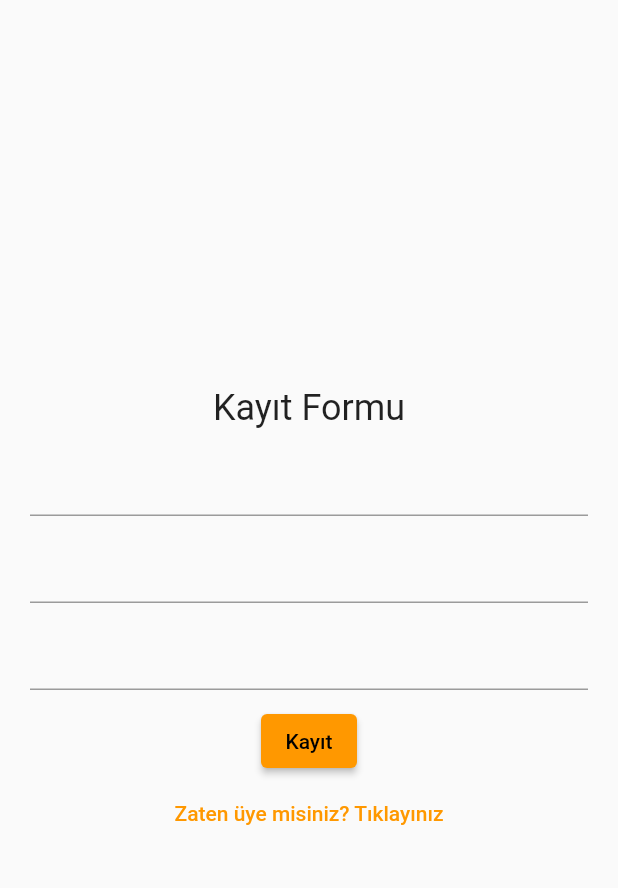
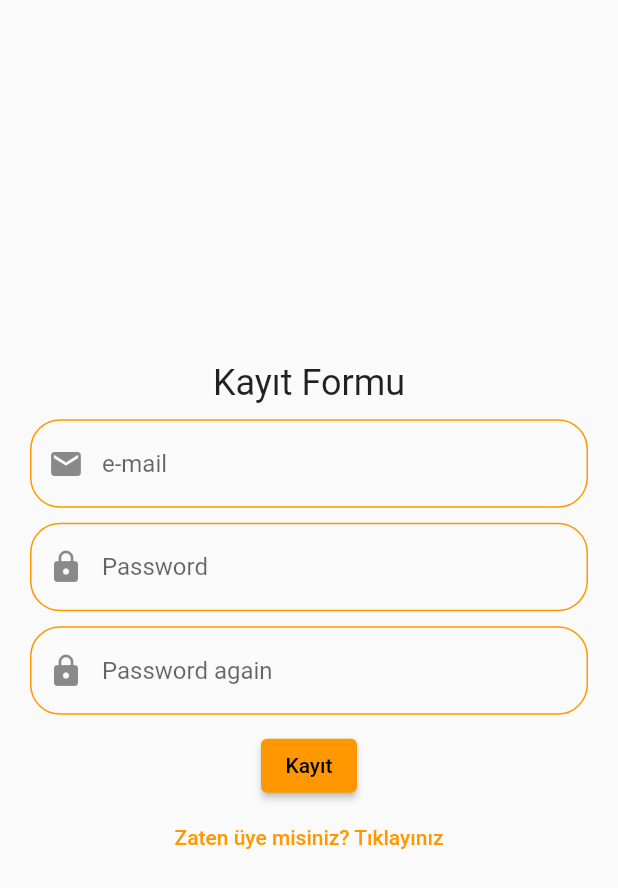
Before and after one commit to VedatBiner/demo_firebase1, a Flutter app: the EmailSignInPage screen opened directly, after a tap on "Yeni Kayıt için tıklayınız", on a phone screen of 412 x 824 dp. Shown: the top 888 px of the screen. Run offline on Flutter 3.47's test engine with Material 2 defaults, Android fonts, the phone set to English and light mode, and no system bars; our stand-ins replace cloud_firestore, firebase_auth, firebase_core; accounts and stored records are empty.

Commit message:
Formlar tasarımı

```diff
--- a/lib/views/mail_sign_in.dart
+++ b/lib/views/mail_sign_in.dart
@@ -38,11 +38,41 @@ class _EmailSignInPageState extends State<EmailSignInPage> {
             const SizedBox(
               height: 10,
             ),
-            TextFormField(),
+            TextFormField(
+              keyboardType: TextInputType.emailAddress,
+              decoration: InputDecoration(
+                fillColor: Colors.white,
+                prefixIcon: const Icon(Icons.email),
+                hintText: "e-mail",
+                enabledBorder: OutlineInputBorder(
+                  borderSide: const BorderSide(color: Colors.orange),
+                  borderRadius: BorderRadius.circular(20.0),
+                ),
+                focusedBorder: OutlineInputBorder(
+                  borderSide: const BorderSide(color: Colors.indigo),
+                  borderRadius: BorderRadius.circular(20.0),
+                ),
+              ),
+            ),
             const SizedBox(
               height: 10,
             ),
-            TextFormField(),
+            TextFormField(
+              obscureText: true, // Şifreyi gizleyerek yazma
+              decoration: InputDecoration(
+                fillColor: Colors.white,
+                prefixIcon: const Icon(Icons.lock),
+                hintText: "Password",
+                enabledBorder: OutlineInputBorder(
+                  borderSide: const BorderSide(color: Colors.orange),
+                  borderRadius: BorderRadius.circular(20.0),
+                ),
+                focusedBorder: OutlineInputBorder(
+                  borderSide: const BorderSide(color: Colors.indigo),
+                  borderRadius: BorderRadius.circular(20.0),
+                ),
+              ),
+            ),
             const SizedBox(
               height: 10,
             ),
@@ -78,15 +108,60 @@ class _EmailSignInPageState extends State<EmailSignInPage> {
             const SizedBox(
               height: 10,
             ),
-            TextFormField(),
+            TextFormField(
+              keyboardType: TextInputType.emailAddress,
+              decoration: InputDecoration(
+                fillColor: Colors.white,
+                prefixIcon: const Icon(Icons.email),
+                hintText: "e-mail",
+                enabledBorder: OutlineInputBorder(
+                  borderSide: const BorderSide(color: Colors.orange),
+                  borderRadius: BorderRadius.circular(20.0),
+                ),
+                focusedBorder: OutlineInputBorder(
+                  borderSide: const BorderSide(color: Colors.indigo),
+                  borderRadius: BorderRadius.circular(20.0),
+                ),
+              ),
+            ),
             const SizedBox(
               height: 10,
             ),
-            TextFormField(),
+            TextFormField(
+              obscureText: true, // Şifreyi gizleyerek yazma
+              decoration: InputDecoration(
+                fillColor: Colors.white,
+                prefixIcon: const Icon(Icons.lock),
+                hintText: "Password",
+                enabledBorder: OutlineInputBorder(
+                  borderSide: const BorderSide(color: Colors.orange),
+                  borderRadius: BorderRadius.circular(20.0),
+                ),
+                focusedBorder: OutlineInputBorder(
+                  borderSide: const BorderSide(color: Colors.indigo),
+                  borderRadius: BorderRadius.circular(20.0),
+                ),
+              ),
+            ),
             const SizedBox(
               height: 10,
             ),
-            TextFormField(),
+            TextFormField(
+              obscureText: true, // Şifreyi gizleyerek yazma
+              decoration: InputDecoration(
+                fillColor: Colors.white,
+                prefixIcon: const Icon(Icons.lock),
+                hintText: "Password again",
+                enabledBorder: OutlineInputBorder(
+                  borderSide: const BorderSide(color: Colors.orange),
+                  borderRadius: BorderRadius.circular(20.0),
+                ),
+                focusedBorder: OutlineInputBorder(
+                  borderSide: const BorderSide(color: Colors.indigo),
+                  borderRadius: BorderRadius.circular(20.0),
+                ),
+              ),
+            ),
             const SizedBox(
               height: 10,
             ),
```
